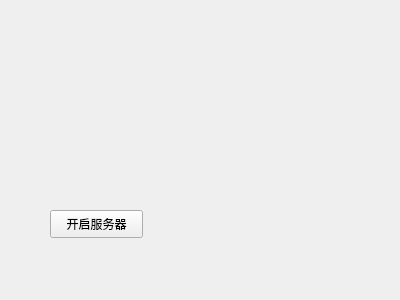
This is TSserver/tsserver.ui in 1042588218/QTtest as Qt 5 draws it before an edit. The edited form follows.
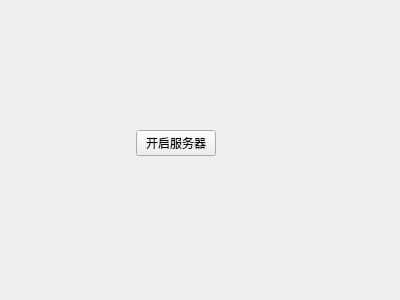
This is the edited form.

```diff
--- a/TSserver/tsserver.ui
+++ b/TSserver/tsserver.ui
@@ -13,18 +13,80 @@
   <property name="windowTitle">
    <string>TSserver</string>
   </property>
-  <widget class="QPushButton" name="startBtn">
+  <widget class="QWidget" name="">
    <property name="geometry">
     <rect>
-     <x>50</x>
-     <y>210</y>
-     <width>93</width>
-     <height>28</height>
+     <x>80</x>
+     <y>80</y>
+     <width>191</width>
+     <height>126</height>
     </rect>
    </property>
-   <property name="text">
-    <string>开启服务器</string>
-   </property>
+   <layout class="QGridLayout" name="gridLayout">
+    <item row="0" column="0">
+     <spacer name="verticalSpacer">
+      <property name="orientation">
+       <enum>Qt::Vertical</enum>
+      </property>
+      <property name="sizeHint" stdset="0">
+       <size>
+        <width>20</width>
+        <height>40</height>
+       </size>
+      </property>
+     </spacer>
+    </item>
+    <item row="1" column="0">
+     <layout class="QHBoxLayout" name="horizontalLayout">
+      <item>
+       <spacer name="horizontalSpacer_2">
+        <property name="orientation">
+         <enum>Qt::Horizontal</enum>
+        </property>
+        <property name="sizeHint" stdset="0">
+         <size>
+          <width>40</width>
+          <height>20</height>
+         </size>
+        </property>
+       </spacer>
+      </item>
+      <item>
+       <widget class="QPushButton" name="startBtn">
+        <property name="text">
+         <string>开启服务器</string>
+        </property>
+       </widget>
+      </item>
+      <item>
+       <spacer name="horizontalSpacer">
+        <property name="orientation">
+         <enum>Qt::Horizontal</enum>
+        </property>
+        <property name="sizeHint" stdset="0">
+         <size>
+          <width>40</width>
+          <height>20</height>
+         </size>
+        </property>
+       </spacer>
+      </item>
+     </layout>
+    </item>
+    <item row="2" column="0">
+     <spacer name="verticalSpacer_2">
+      <property name="orientation">
+       <enum>Qt::Vertical</enum>
+      </property>
+      <property name="sizeHint" stdset="0">
+       <size>
+        <width>20</width>
+        <height>40</height>
+       </size>
+      </property>
+     </spacer>
+    </item>
+   </layout>
   </widget>
  </widget>
  <layoutdefault spacing="6" margin="11"/>
```
